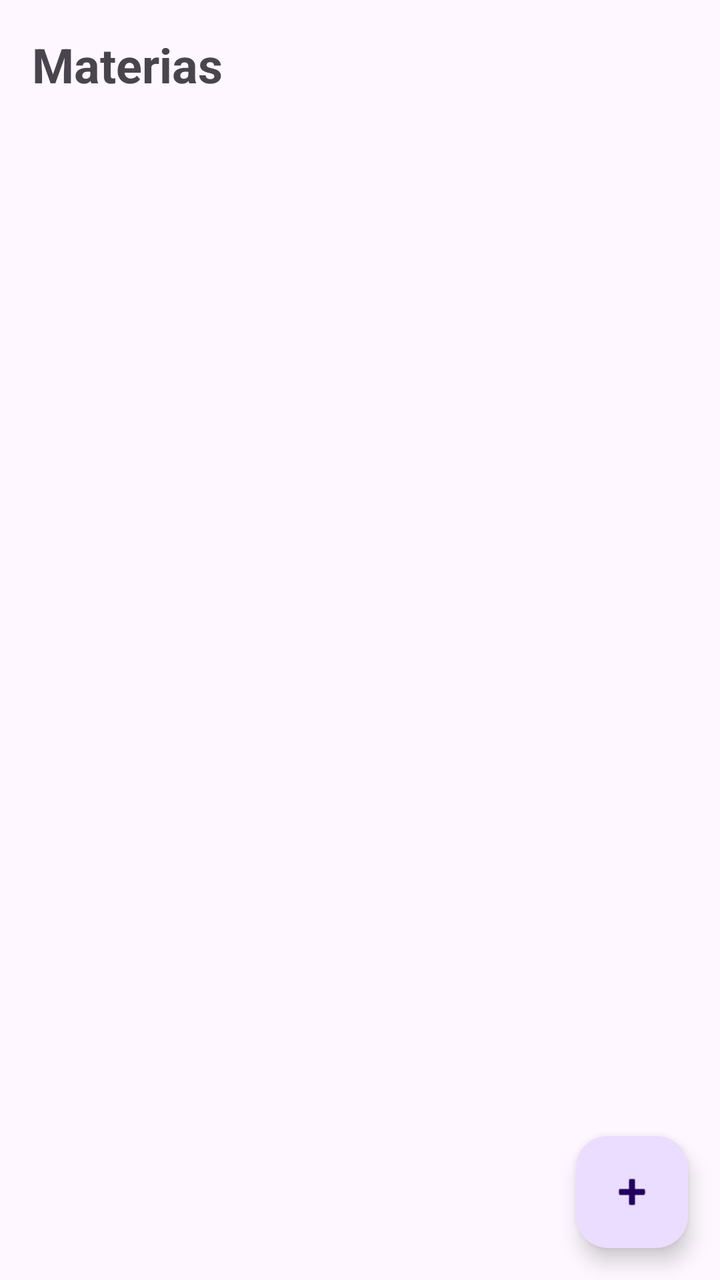
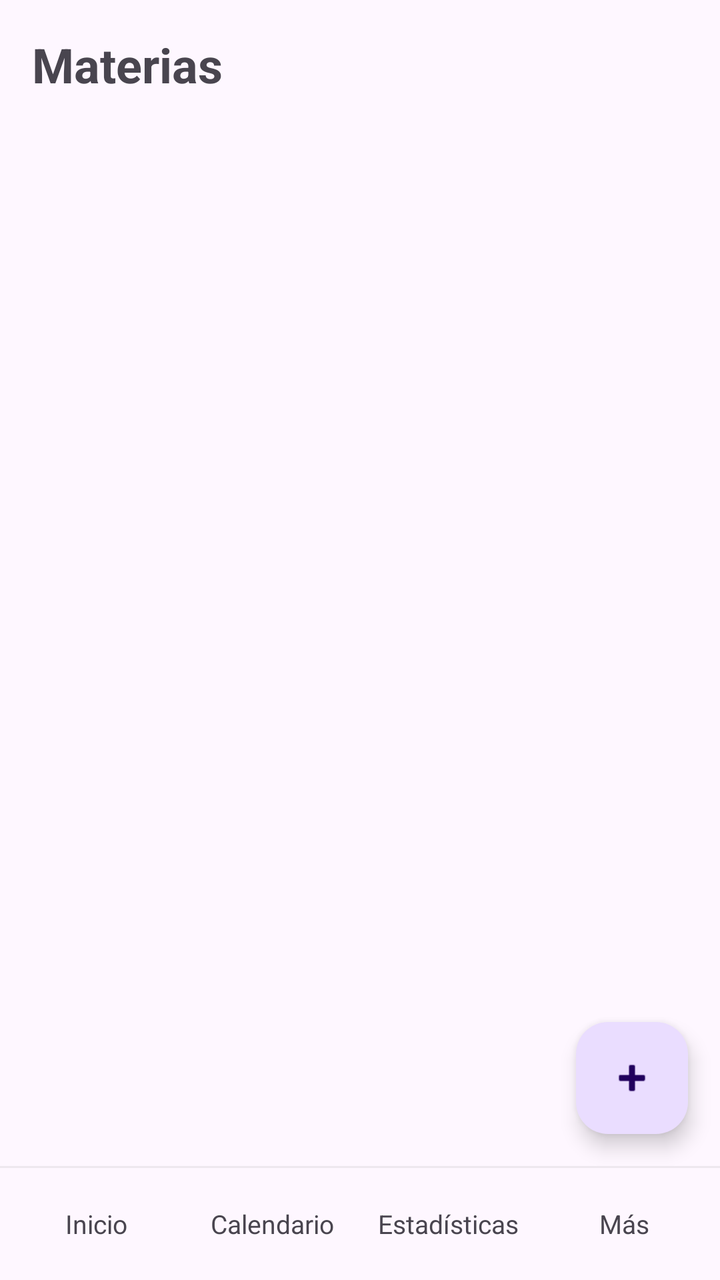

The first picture is an Android layout as it rendered before a commit; the second is the same layout after the commit. The layout source and the unified diff follow.
<!-- AndroidManifest.xml: application theme Theme.AgendaPersonal -->
<!-- res/layout/activity_materias.xml -->
<?xml version="1.0" encoding="utf-8"?>
<FrameLayout xmlns:android="http://schemas.android.com/apk/res/android"
    xmlns:tools="http://schemas.android.com/tools"
    android:id="@+id/main"
    android:layout_width="match_parent"
    android:layout_height="match_parent"
    tools:context=".vista.MateriasActivity">

    <LinearLayout
        android:layout_width="match_parent"
        android:layout_height="match_parent"
        android:orientation="vertical">

        
        <TextView
            android:layout_width="match_parent"
            android:layout_height="wrap_content"
            android:padding="16dp"
            android:text="@string/titulo_materias"
            android:textSize="24sp"
            android:textStyle="bold" />

        
        <ListView
            android:id="@+id/lvMaterias"
            android:layout_width="match_parent"
            android:layout_height="0dp"
            android:layout_weight="1"
            android:clipToPadding="false"
            android:paddingBottom="88dp" />

        
        <TextView
            android:id="@+id/tvVacio"
            android:layout_width="match_parent"
            android:layout_height="0dp"
            android:layout_weight="1"
            android:gravity="center"
            android:padding="16dp"
            android:text="@string/lista_materias_vacia"
            android:textSize="16sp"
            android:visibility="gone" />
    </LinearLayout>

    
    <com.google.android.material.floatingactionbutton.FloatingActionButton
        android:id="@+id/fabAgregar"
        android:layout_width="wrap_content"
        android:layout_height="wrap_content"
        android:layout_gravity="bottom|end"
        android:layout_margin="16dp"
        android:contentDescription="@string/btn_agregar_materia"
        android:src="@android:drawable/ic_input_add" />
</FrameLayout>
<!-- resources referenced by this layout -->
<resources>
  <string name="btn_agregar_materia">Agregar materia</string>
  <string name="lista_materias_vacia">Aún no tienes materias</string>
  <string name="titulo_materias">Materias</string>
  <style name="Theme.AgendaPersonal" parent="Base.Theme.AgendaPersonal" />
  <style name="Base.Theme.AgendaPersonal" parent="Theme.Material3.DayNight.NoActionBar">
          
          
      </style>
</resources>

<!-- the commit's change to res/layout/activity_materias.xml (unified diff, before → after) -->
@@ -1,54 +1,107 @@
 <?xml version="1.0" encoding="utf-8"?>
-<FrameLayout xmlns:android="http://schemas.android.com/apk/res/android"
+<LinearLayout xmlns:android="http://schemas.android.com/apk/res/android"
     xmlns:tools="http://schemas.android.com/tools"
     android:id="@+id/main"
     android:layout_width="match_parent"
     android:layout_height="match_parent"
+    android:orientation="vertical"
     tools:context=".vista.MateriasActivity">
 
+    
+    <FrameLayout
+        android:layout_width="match_parent"
+        android:layout_height="0dp"
+        android:layout_weight="1">
+
+        <LinearLayout
+            android:layout_width="match_parent"
+            android:layout_height="match_parent"
+            android:orientation="vertical">
+
+            
+            <TextView
+                android:layout_width="match_parent"
+                android:layout_height="wrap_content"
+                android:padding="16dp"
+                android:text="@string/titulo_materias"
+                android:textSize="24sp"
+                android:textStyle="bold" />
+
+            
+            <ListView
+                android:id="@+id/lvMaterias"
+                android:layout_width="match_parent"
+                android:layout_height="0dp"
+                android:layout_weight="1"
+                android:clipToPadding="false"
+                android:paddingBottom="88dp" />
+
+            
+            <TextView
+                android:id="@+id/tvVacio"
+                android:layout_width="match_parent"
+                android:layout_height="0dp"
+                android:layout_weight="1"
+                android:gravity="center"
+                android:padding="16dp"
+                android:text="@string/lista_materias_vacia"
+                android:textSize="16sp"
+                android:visibility="gone" />
+        </LinearLayout>
+
+        
+        <com.google.android.material.floatingactionbutton.FloatingActionButton
+            android:id="@+id/fabAgregar"
+            android:layout_width="wrap_content"
+            android:layout_height="wrap_content"
+            android:layout_gravity="bottom|end"
+            android:layout_margin="16dp"
+            android:contentDescription="@string/btn_agregar_materia"
+            android:src="@android:drawable/ic_input_add" />
+    </FrameLayout>
+
+    
+    <include layout="@layout/menu_inferior" />
+</LinearLayout>
+<!-- res/layout/menu_inferior.xml (included above) -->
+<?xml version="1.0" encoding="utf-8"?>
+<LinearLayout xmlns:android="http://schemas.android.com/apk/res/android"
+    android:layout_width="match_parent"
+    android:layout_height="wrap_content"
+    android:orientation="vertical">
+
+    
+    <View
+        android:layout_width="match_parent"
+        android:layout_height="1dp"
+        android:background="@color/menu_linea" />
+
+    
     <LinearLayout
         android:layout_width="match_parent"
-        android:layout_height="match_parent"
-        android:orientation="vertical">
+        android:layout_height="wrap_content"
+        android:orientation="horizontal"
+        android:padding="4dp">
+
+        <TextView
+            android:id="@+id/menuInicio"
+            style="@style/BotonMenu"
+            android:text="@string/menu_inicio" />
+
+        <TextView
+            android:id="@+id/menuCalendario"
+            style="@style/BotonMenu"
+            android:text="@string/menu_calendario" />
+
+        <TextView
+            android:id="@+id/menuEstadisticas"
+            style="@style/BotonMenu"
+            android:text="@string/menu_estadisticas" />
 
         
         <TextView
-            android:layout_width="match_parent"
-            android:layout_height="wrap_content"
-            android:padding="16dp"
-            android:text="@string/titulo_materias"
-            android:textSize="24sp"
-            android:textStyle="bold" />
-
-        
-        <ListView
-            android:id="@+id/lvMaterias"
-            android:layout_width="match_parent"
-            android:layout_height="0dp"
-            android:layout_weight="1"
-            android:clipToPadding="false"
-            android:paddingBottom="88dp" />
-
-        
-        <TextView
-            android:id="@+id/tvVacio"
-            android:layout_width="match_parent"
-            android:layout_height="0dp"
-            android:layout_weight="1"
-            android:gravity="center"
-            android:padding="16dp"
-            android:text="@string/lista_materias_vacia"
-            android:textSize="16sp"
-            android:visibility="gone" />
+            android:id="@+id/menuMas"
+            style="@style/BotonMenu"
+            android:text="@string/menu_mas" />
     </LinearLayout>
-
-    
-    <com.google.android.material.floatingactionbutton.FloatingActionButton
-        android:id="@+id/fabAgregar"
-        android:layout_width="wrap_content"
-        android:layout_height="wrap_content"
-        android:layout_gravity="bottom|end"
-        android:layout_margin="16dp"
-        android:contentDescription="@string/btn_agregar_materia"
-        android:src="@android:drawable/ic_input_add" />
-</FrameLayout>
+</LinearLayout>
<!-- resource entries referenced after the edit -->
@@ -1,8 +1,25 @@
 <!-- resources referenced by this layout -->
 <resources>
+  <color name="menu_linea">#22888888</color>
   <string name="btn_agregar_materia">Agregar materia</string>
   <string name="lista_materias_vacia">Aún no tienes materias</string>
+  <string name="menu_calendario">Calendario</string>
+  <string name="menu_estadisticas">Estadísticas</string>
+  <string name="menu_inicio">Inicio</string>
+  <string name="menu_mas">Más</string>
   <string name="titulo_materias">Materias</string>
+  <style name="BotonMenu">
+          <item name="android:layout_width">0dp</item>
+          <item name="android:layout_height">48dp</item>
+          <item name="android:layout_weight">1</item>
+          <item name="android:layout_marginHorizontal">2dp</item>
+          <item name="android:gravity">center</item>
+          <item name="android:maxLines">1</item>
+          <item name="android:textSize">13sp</item>
+          <item name="android:clickable">true</item>
+          <item name="android:focusable">true</item>
+          <item name="android:background">?attr/selectableItemBackground</item>
+      </style>
   <style name="Theme.AgendaPersonal" parent="Base.Theme.AgendaPersonal" />
   <style name="Base.Theme.AgendaPersonal" parent="Theme.Material3.DayNight.NoActionBar">
           
